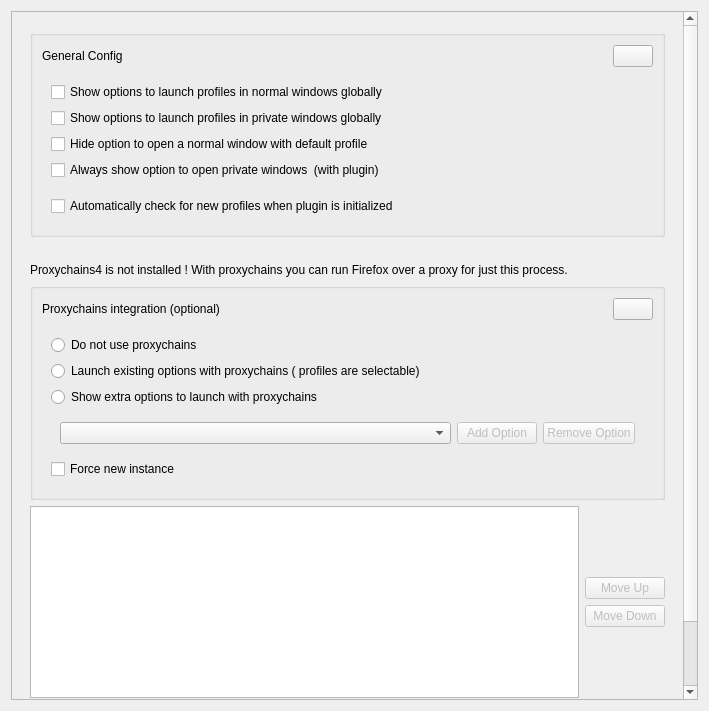
Above: src/config/firefoxprofilerunner_config.ui from alex1701c/krunner-firefox before the change. Below: the same form after it.
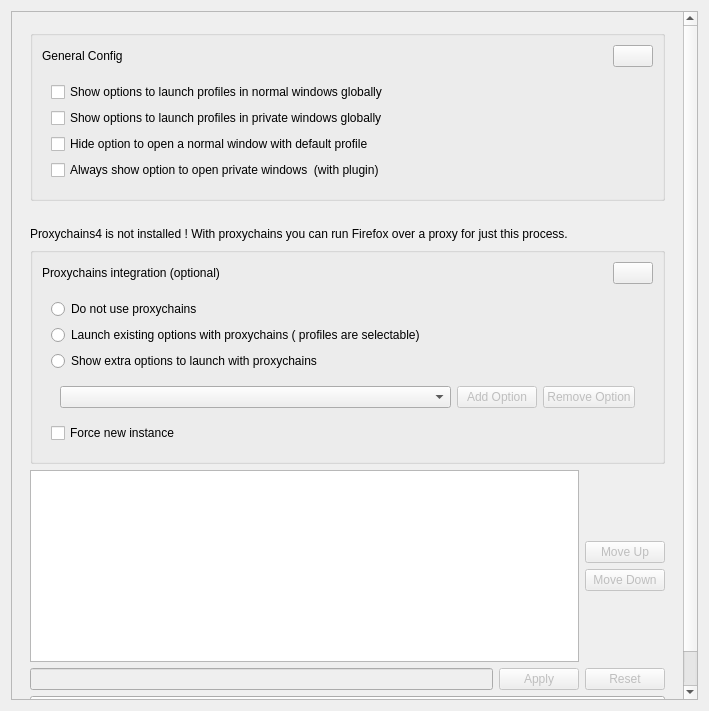
That is the form after the change.

Commit message: Use md5 to check if firefox profiles have changed

```diff
--- a/src/config/firefoxprofilerunner_config.ui
+++ b/src/config/firefoxprofilerunner_config.ui
@@ -51,9 +51,9 @@
       <property name="geometry">
        <rect>
         <x>0</x>
-        <y>-126</y>
+        <y>0</y>
         <width>673</width>
-        <height>821</height>
+        <height>772</height>
        </rect>
       </property>
       <property name="maximumSize">
@@ -148,33 +148,6 @@
                   </property>
                  </widget>
                 </item>
-                <item>
-                 <spacer name="verticalSpacer_3">
-                  <property name="orientation">
-                   <enum>Qt::Vertical</enum>
-                  </property>
-                  <property name="sizeType">
-                   <enum>QSizePolicy::Fixed</enum>
-                  </property>
-                  <property name="sizeHint" stdset="0">
-                   <size>
-                    <width>20</width>
-                    <height>10</height>
-                   </size>
-                  </property>
-                 </spacer>
-                </item>
-                <item>
-                 <widget class="QCheckBox" name="automaticallyRegisterProfiles">
-                  <property name="toolTip">
-                   <string>With this checked the plugin checks for new profiles every time it is initialized. This increases the preformance of the runner.
-You can still sync the profiles manually. </string>
-                  </property>
-                  <property name="text">
-                   <string>Automatically check for new profiles when plugin is initialized</string>
-                  </property>
-                 </widget>
-                </item>
                </layout>
               </widget>
              </item>
```
The commit also changes 3 other files.
